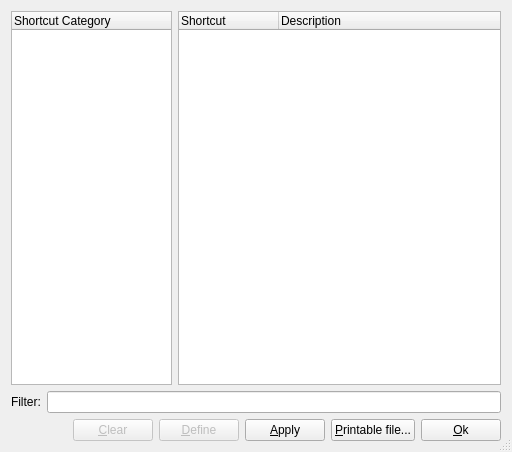
This is muse3/muse/components/shortcutconfigbase.ui in emrum/muse as Qt 5 draws it before an edit. The edited form follows.
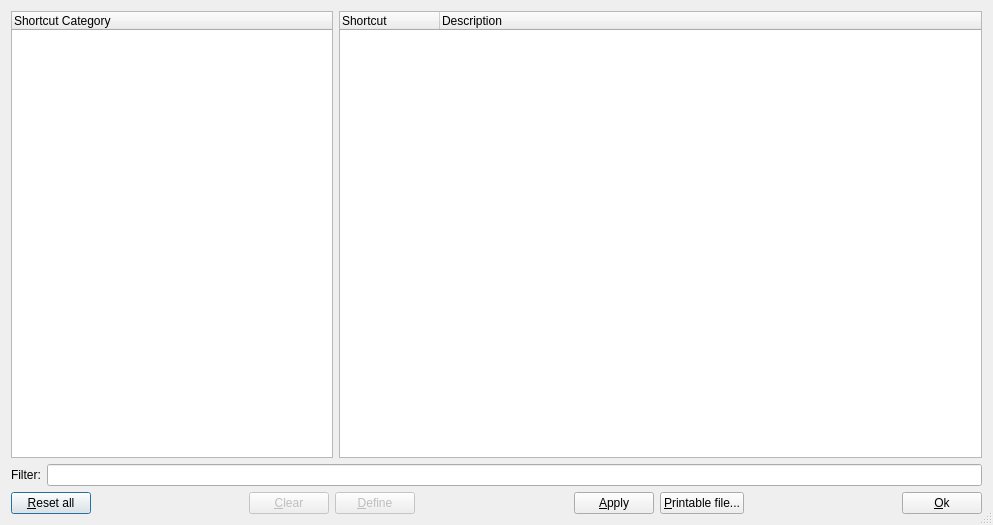
This is the edited form.

Commit message: Reset function for shortcuts

```diff
--- a/muse3/muse/components/shortcutconfigbase.ui
+++ b/muse3/muse/components/shortcutconfigbase.ui
@@ -6,8 +6,8 @@
    <rect>
     <x>0</x>
     <y>0</y>
-    <width>512</width>
-    <height>452</height>
+    <width>993</width>
+    <height>525</height>
    </rect>
   </property>
   <property name="windowTitle">
@@ -80,6 +80,16 @@
    </item>
    <item row="2" column="0" colspan="2">
     <layout class="QHBoxLayout">
+     <item>
+      <widget class="QPushButton" name="resetButton">
+       <property name="toolTip">
+        <string/>
+       </property>
+       <property name="text">
+        <string>&amp;Reset all</string>
+       </property>
+      </widget>
+     </item>
      <item>
       <spacer name="spacer3">
        <property name="orientation">
```
The commit also changes 2 other files.
